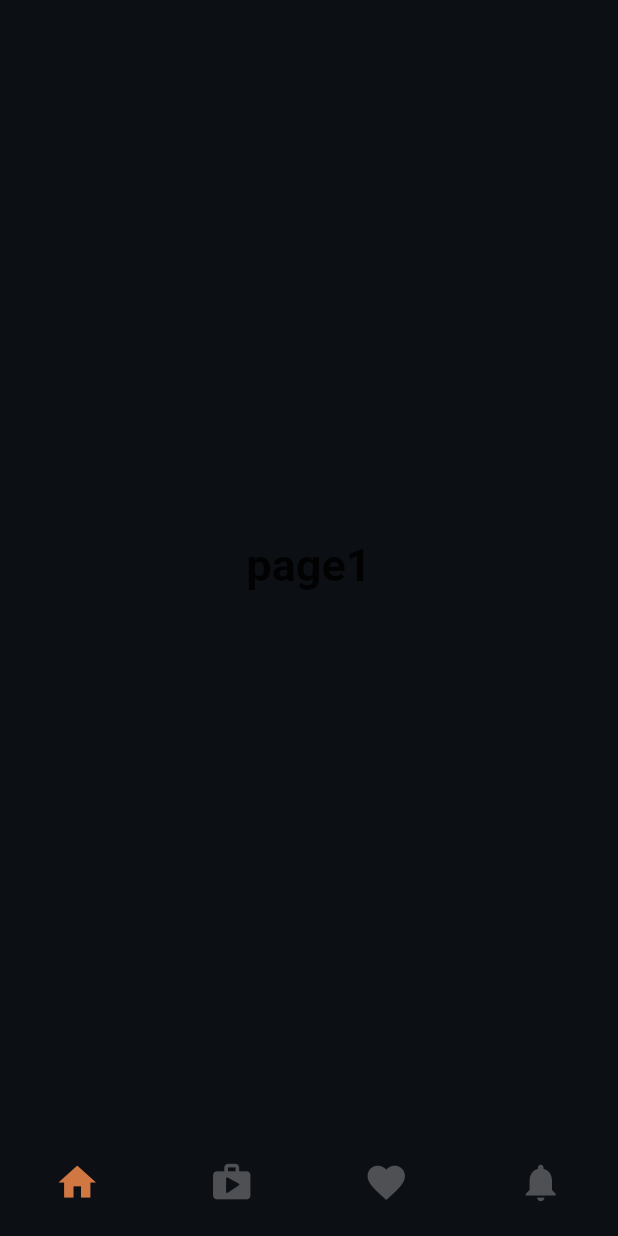
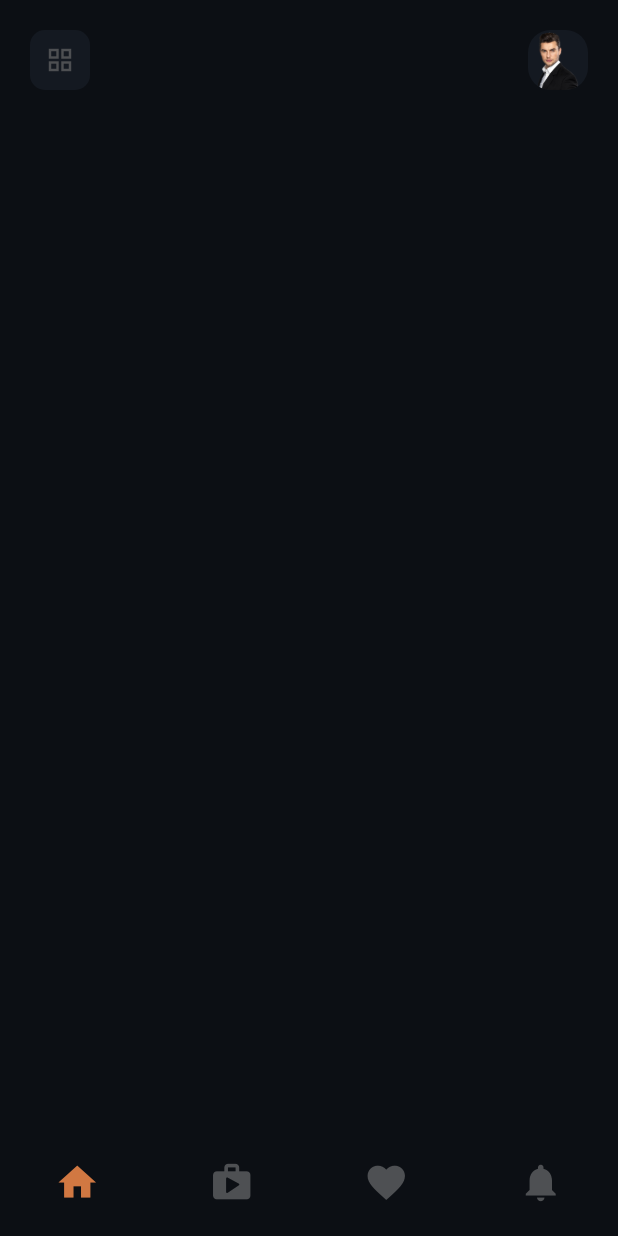
Before and after one commit to victcdva/coffeapp, a Flutter app: the screen it shows after launch, on a phone screen of 412 x 824 dp. Run offline on Flutter 3.47's test engine with Material 2 defaults, Android fonts, the light colour scheme and no system bars; our stand-ins replace flutter_svg.

Commit message:
Adding some pages

```diff
--- a/lib/bottom_page.dart
+++ b/lib/bottom_page.dart
@@ -1,3 +1,4 @@
+import 'package:coffeapp/home_page.dart';
 import 'package:flutter/material.dart';
 
 class BottomPage extends StatefulWidget {
@@ -10,10 +11,7 @@ class _BottomPageState extends State<BottomPage> {
   static const TextStyle optionStyle =
       TextStyle(fontSize: 30, fontWeight: FontWeight.bold);
   static List<Widget> _widgetOption = <Widget>[
-    Text(
-      "page1",
-      style: optionStyle,
-    ),
+    HomePage(),
     Text(
       "page2",
       style: optionStyle,
--- /dev/null
+++ b/lib/home_page.dart
@@ -0,0 +1,57 @@
+import 'package:flutter/material.dart';
+
+class HomePage extends StatelessWidget {
+  static var screenHeight;
+  static var screenWidth;
+  @override
+  Widget build(BuildContext context) {
+    screenHeight = MediaQuery.of(context).size.height;
+    screenWidth = MediaQuery.of(context).size.width;
+    return Scaffold(
+      backgroundColor: Color(0xff0c0f14),
+      body: SafeArea(
+        child: SingleChildScrollView(
+          physics: BouncingScrollPhysics(),
+          child: Column(
+            mainAxisAlignment: MainAxisAlignment.spaceEvenly,
+            children: [
+              SizedBox(
+                height: 20,
+              ),
+              Padding(
+                padding: const EdgeInsets.symmetric(horizontal: 20),
+                child: Row(
+                  mainAxisAlignment: MainAxisAlignment.spaceBetween,
+                  children: [
+                    Container(
+                      height: 40,
+                      width: 40,
+                      decoration: BoxDecoration(
+                        color: Color(0xff141921),
+                        borderRadius: BorderRadius.circular(10.0),
+                      ),
+                      child: Icon(
+                        Icons.grid_view,
+                        color: Color(0xff4d4f52),
+                        size: 20,
+                      ),
+                    ),
+                    Container(
+                        height: 40,
+                        width: 40,
+                        decoration: BoxDecoration(
+                            color: Color(0xff141921),
+                            borderRadius: BorderRadius.circular(15.0),
+                            image: DecorationImage(
+                                image: AssetImage("images/profile.png"))))
+                  ],
+                ),
+              ),
+              SizedBox()
+            ],
+          ),
+        ),
+      ),
+    );
+  }
+}
--- a/pubspec.yaml
+++ b/pubspec.yaml
@@ -28,6 +28,7 @@ dependencies:
   # The following adds the Cupertino Icons font to your application.
   # Use with the CupertinoIcons class for iOS style icons.
   cupertino_icons: ^1.0.2
+  flutter_svg:
 
 dev_dependencies:
   flutter_test:
@@ -45,8 +46,8 @@ flutter:
   uses-material-design: true
 
   # To add assets to your application, add an assets section, like this:
-  # assets:
-  #   - images/a_dot_burr.jpeg
+  assets:
+    - images/
   #   - images/a_dot_ham.jpeg
 
   # An image asset can refer to one or more resolution-specific "variants", see
```
Also changed, not shown: lib/detail_page.dart (added, +57 -0 lines), images/coffee.jpg (added), images/coffee1.jpeg (added), images/coffee2.jpeg (added), images/coffee3.jpeg (added), images/coffee4.jpeg (added), images/coffee5.jpeg (added), images/coffee6.jpeg (added), images/coffee7.jpeg (added), images/coffee8.jpeg (added), images/coffeeicon.svg (added), images/milkicon.svg (added), images/profile.png (added), pubspec.lock.
